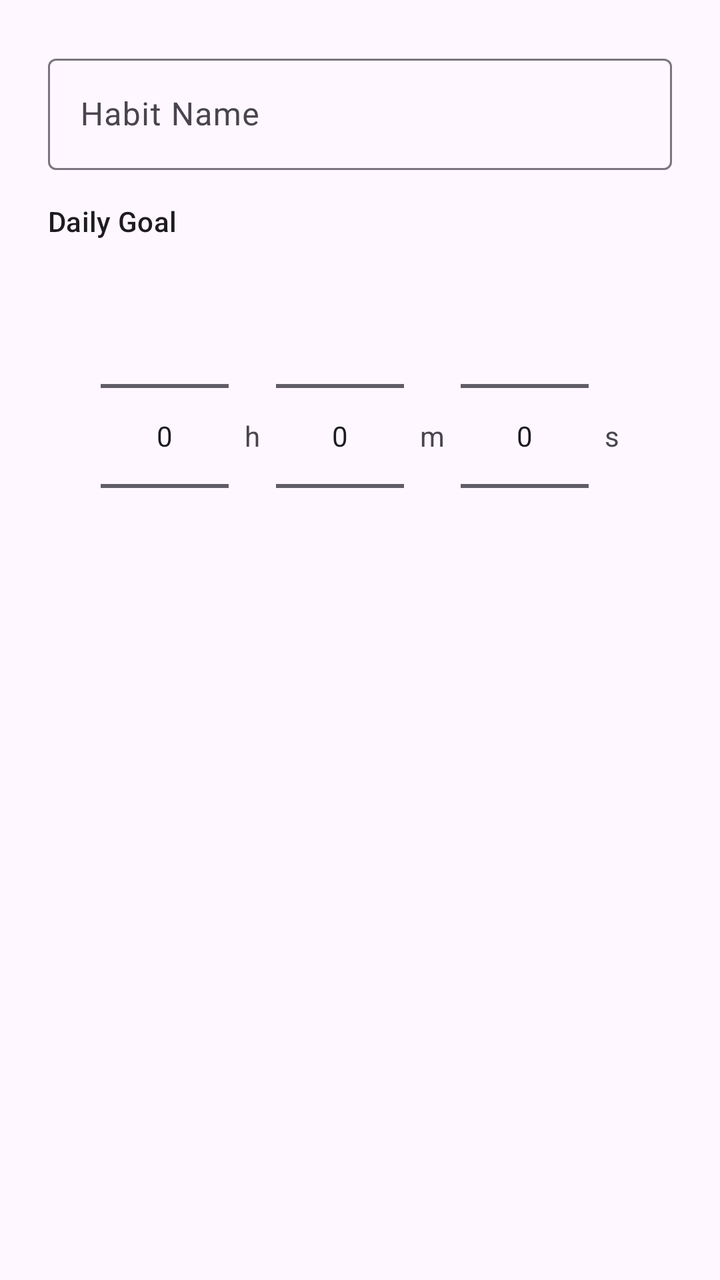
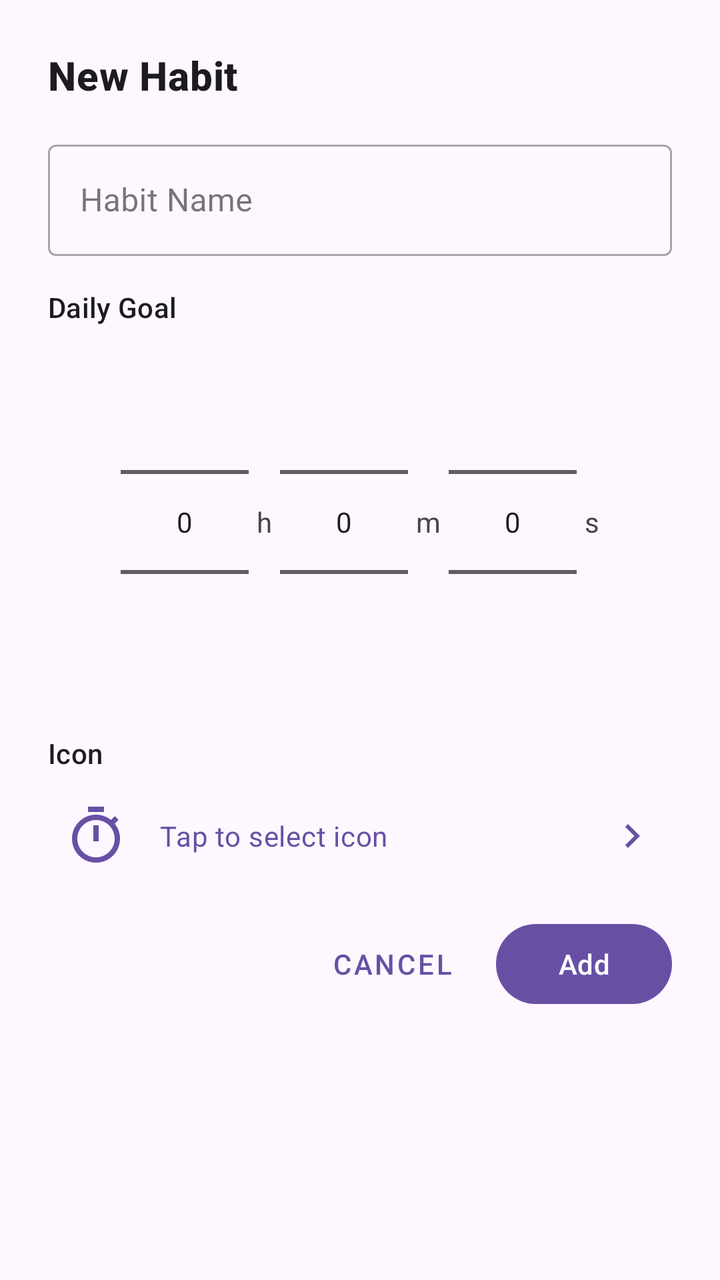

Before-and-after screenshots of an Android layout around one commit, followed by the original layout XML and the change that was made.
<!-- AndroidManifest.xml: application theme Theme.Startwatch -->
<!-- res/layout/dialog_add_habit.xml -->
<?xml version="1.0" encoding="utf-8"?>
<LinearLayout xmlns:android="http://schemas.android.com/apk/res/android"
    android:layout_width="match_parent"
    android:layout_height="wrap_content"
    android:orientation="vertical"
    android:padding="24dp">

    <com.google.android.material.textfield.TextInputLayout
        android:layout_width="match_parent"
        android:layout_height="wrap_content"
        android:hint="Habit Name">

        <com.google.android.material.textfield.TextInputEditText
            android:id="@+id/edit_habit_name"
            android:layout_width="match_parent"
            android:layout_height="wrap_content"
            android:inputType="textCapSentences" />
    </com.google.android.material.textfield.TextInputLayout>

    <TextView
        android:layout_width="match_parent"
        android:layout_height="wrap_content"
        android:layout_marginTop="16dp"
        android:text="Daily Goal"
        android:textAppearance="?attr/textAppearanceSubtitle2" />

    <LinearLayout
        android:layout_width="match_parent"
        android:layout_height="wrap_content"
        android:layout_marginTop="8dp"
        android:gravity="center"
        android:orientation="horizontal">

        <NumberPicker
            android:id="@+id/picker_hours"
            android:layout_width="wrap_content"
            android:layout_height="wrap_content" />

        <TextView
            android:layout_width="wrap_content"
            android:layout_height="wrap_content"
            android:layout_marginHorizontal="8dp"
            android:text="h" />

        <NumberPicker
            android:id="@+id/picker_minutes"
            android:layout_width="wrap_content"
            android:layout_height="wrap_content" />

        <TextView
            android:layout_width="wrap_content"
            android:layout_height="wrap_content"
            android:layout_marginHorizontal="8dp"
            android:text="m" />

        <NumberPicker
            android:id="@+id/picker_seconds"
            android:layout_width="wrap_content"
            android:layout_height="wrap_content" />

        <TextView
            android:layout_width="wrap_content"
            android:layout_height="wrap_content"
            android:layout_marginStart="8dp"
            android:text="s" />
    </LinearLayout>

</LinearLayout>
<!-- resources referenced by this layout -->
<resources>
  <style name="Theme.Startwatch" parent="Base.Theme.Startwatch" />
  <style name="Base.Theme.Startwatch" parent="Theme.Material3.DayNight.NoActionBar">
          
          
      </style>
</resources>

<!-- the commit's change to res/layout/dialog_add_habit.xml (unified diff, before → after) -->
@@ -1,68 +1,177 @@
 <?xml version="1.0" encoding="utf-8"?>
-<LinearLayout xmlns:android="http://schemas.android.com/apk/res/android"
+<com.google.android.material.card.MaterialCardView xmlns:android="http://schemas.android.com/apk/res/android"
+    xmlns:app="http://schemas.android.com/apk/res-auto"
     android:layout_width="match_parent"
     android:layout_height="wrap_content"
-    android:orientation="vertical"
-    android:padding="24dp">
-
-    <com.google.android.material.textfield.TextInputLayout
-        android:layout_width="match_parent"
-        android:layout_height="wrap_content"
-        android:hint="Habit Name">
-
-        <com.google.android.material.textfield.TextInputEditText
-            android:id="@+id/edit_habit_name"
-            android:layout_width="match_parent"
-            android:layout_height="wrap_content"
-            android:inputType="textCapSentences" />
-    </com.google.android.material.textfield.TextInputLayout>
-
-    <TextView
-        android:layout_width="match_parent"
-        android:layout_height="wrap_content"
-        android:layout_marginTop="16dp"
-        android:text="Daily Goal"
-        android:textAppearance="?attr/textAppearanceSubtitle2" />
+    app:cardCornerRadius="24dp"
+    app:cardElevation="0dp"
+    app:strokeWidth="0dp">
 
     <LinearLayout
         android:layout_width="match_parent"
         android:layout_height="wrap_content"
-        android:layout_marginTop="8dp"
-        android:gravity="center"
-        android:orientation="horizontal">
-
-        <NumberPicker
-            android:id="@+id/picker_hours"
-            android:layout_width="wrap_content"
-            android:layout_height="wrap_content" />
+        android:orientation="vertical"
+        android:padding="24dp">
 
         <TextView
-            android:layout_width="wrap_content"
+            android:id="@+id/text_dialog_title"
+            android:layout_width="match_parent"
             android:layout_height="wrap_content"
-            android:layout_marginHorizontal="8dp"
-            android:text="h" />
+            android:text="New Habit"
+            android:textStyle="bold"
+            android:textAppearance="?attr/textAppearanceHeadline6"
+            android:layout_marginBottom="16dp" />
 
-        <NumberPicker
-            android:id="@+id/picker_minutes"
-            android:layout_width="wrap_content"
-            android:layout_height="wrap_content" />
+        <com.google.android.material.textfield.TextInputLayout
+            android:layout_width="match_parent"
+            android:layout_height="wrap_content"
+            android:hint="Habit Name"
+            style="@style/Widget.MaterialComponents.TextInputLayout.OutlinedBox">
+
+            <com.google.android.material.textfield.TextInputEditText
+                android:id="@+id/edit_habit_name"
+                android:layout_width="match_parent"
+                android:layout_height="wrap_content"
+                android:inputType="textCapSentences" />
+        </com.google.android.material.textfield.TextInputLayout>
 
         <TextView
-            android:layout_width="wrap_content"
+            android:layout_width="match_parent"
             android:layout_height="wrap_content"
-            android:layout_marginHorizontal="8dp"
-            android:text="m" />
+            android:layout_marginTop="16dp"
+            android:text="Daily Goal"
+            android:textAppearance="?attr/textAppearanceSubtitle2" />
 
-        <NumberPicker
-            android:id="@+id/picker_seconds"
-            android:layout_width="wrap_content"
-            android:layout_height="wrap_content" />
+        <LinearLayout
+            android:layout_width="match_parent"
+            android:layout_height="wrap_content"
+            android:layout_marginTop="8dp"
+            android:gravity="center"
+            android:orientation="horizontal">
+
+            <NumberPicker
+                android:id="@+id/picker_hours"
+                android:layout_width="wrap_content"
+                android:layout_height="wrap_content" />
+
+            <TextView
+                android:layout_width="wrap_content"
+                android:layout_height="wrap_content"
+                android:layout_marginHorizontal="4dp"
+                android:text="h" />
+
+            <NumberPicker
+                android:id="@+id/picker_minutes"
+                android:layout_width="wrap_content"
+                android:layout_height="wrap_content" />
+
+            <TextView
+                android:layout_width="wrap_content"
+                android:layout_height="wrap_content"
+                android:layout_marginHorizontal="4dp"
+                android:text="m" />
+
+            <NumberPicker
+                android:id="@+id/picker_seconds"
+                android:layout_width="wrap_content"
+                android:layout_height="wrap_content" />
+
+            <TextView
+                android:layout_width="wrap_content"
+                android:layout_height="wrap_content"
+                android:layout_marginStart="4dp"
+                android:text="s" />
+        </LinearLayout>
 
         <TextView
-            android:layout_width="wrap_content"
+            android:layout_width="match_parent"
             android:layout_height="wrap_content"
-            android:layout_marginStart="8dp"
-            android:text="s" />
+            android:layout_marginTop="16dp"
+            android:text="Icon"
+            android:textAppearance="?attr/textAppearanceSubtitle2" />
+
+        <LinearLayout
+            android:id="@+id/layout_selected_icon_header"
+            android:layout_width="match_parent"
+            android:layout_height="wrap_content"
+            android:layout_marginTop="8dp"
+            android:background="?android:attr/selectableItemBackground"
+            android:clickable="true"
+            android:focusable="true"
+            android:gravity="center_vertical"
+            android:orientation="horizontal"
+            android:padding="8dp">
+
+            <ImageView
+                android:id="@+id/icon_selected_preview"
+                android:layout_width="32dp"
+                android:layout_height="32dp"
+                android:src="@drawable/ic_timer"
+                app:tint="?attr/colorPrimary" />
+
+            <TextView
+                android:id="@+id/text_expand_icons"
+                android:layout_width="0dp"
+                android:layout_height="wrap_content"
+                android:layout_marginStart="16dp"
+                android:layout_weight="1"
+                android:text="Tap to select icon"
+                android:textAppearance="?attr/textAppearanceBody2"
+                android:textColor="?attr/colorPrimary" />
+
+            <ImageView
+                android:id="@+id/icon_expand_indicator"
+                android:layout_width="24dp"
+                android:layout_height="24dp"
+                android:src="@drawable/ic_chevron_right"
+                app:tint="?attr/colorPrimary" />
+        </LinearLayout>
+
+        <androidx.recyclerview.widget.RecyclerView
+            android:id="@+id/recycler_icons"
+            android:layout_width="match_parent"
+            android:layout_height="200dp"
+            android:layout_marginTop="8dp"
+            android:visibility="gone" />
+
+        <RelativeLayout
+            android:layout_width="match_parent"
+            android:layout_height="wrap_content"
+            android:layout_marginTop="16dp">
+
+            <com.google.android.material.button.MaterialButton
+                android:id="@+id/button_delete"
+                android:layout_width="wrap_content"
+                android:layout_height="wrap_content"
+                android:layout_alignParentStart="true"
+                android:text="Delete"
+                app:icon="@drawable/ic_trash"
+                app:iconTint="?attr/colorError"
+                android:textColor="?attr/colorError"
+                style="@style/Widget.MaterialComponents.Button.TextButton"
+                android:visibility="gone" />
+
+            <LinearLayout
+                android:layout_width="wrap_content"
+                android:layout_height="wrap_content"
+                android:layout_alignParentEnd="true"
+                android:orientation="horizontal">
+
+                <com.google.android.material.button.MaterialButton
+                    android:id="@+id/button_cancel"
+                    android:layout_width="wrap_content"
+                    android:layout_height="wrap_content"
+                    android:text="Cancel"
+                    style="@style/Widget.MaterialComponents.Button.TextButton"
+                    android:layout_marginEnd="8dp" />
+
+                <com.google.android.material.button.MaterialButton
+                    android:id="@+id/button_add"
+                    android:layout_width="wrap_content"
+                    android:layout_height="wrap_content"
+                    android:text="Add" />
+            </LinearLayout>
+        </RelativeLayout>
+
     </LinearLayout>
-
-</LinearLayout>
+</com.google.android.material.card.MaterialCardView>
<!-- resource entries referenced after the edit -->
@@ -1,5 +1,37 @@
 <!-- resources referenced by this layout -->
 <resources>
+  <!-- drawable ic_chevron_right (drawable) -->
+  <vector xmlns:android="http://schemas.android.com/apk/res/android"
+      android:width="24dp"
+      android:height="24dp"
+      android:tint="?attr/colorControlNormal"
+      android:viewportWidth="24"
+      android:viewportHeight="24">
+      <path
+          android:fillColor="@android:color/white"
+          android:pathData="M10,6L8.59,7.41 13.17,12l-4.58,4.59L10,18l6,-6z"/>
+  </vector>
+  <!-- drawable ic_timer (drawable) -->
+  <vector xmlns:android="http://schemas.android.com/apk/res/android"
+      android:width="24dp"
+      android:height="24dp"
+      android:tint="?attr/colorControlNormal"
+      android:viewportWidth="24"
+      android:viewportHeight="24">
+      <path
+          android:fillColor="@android:color/white"
+          android:pathData="M15,1H9v2h6V1zM11,14h2V8h-2v6zM19.03,7.39l1.42,-1.42c-0.43,-0.51 -0.9,-0.99 -1.41,-1.41l-1.42,1.42C16.07,4.74 14.12,4 12,4c-4.97,0 -9,4.03 -9,9s4.02,9 9,9s9,-4.03 9,-9C21,10.88 20.26,8.93 19.03,7.39zM12,20c-3.87,0 -7,-3.13 -7,-7s3.13,-7 7,-7s7,3.13 7,7S15.87,20 12,20z"/>
+  </vector>
+  <!-- drawable ic_trash (drawable) -->
+  <vector xmlns:android="http://schemas.android.com/apk/res/android"
+      android:width="24dp"
+      android:height="24dp"
+      android:viewportWidth="24"
+      android:viewportHeight="24">
+    <path
+        android:fillColor="#FF000000"
+        android:pathData="M16,9v10H8V9h8m-1.5,-6h-5l-1,1H5v2h14V4h-3.5l-1,-1zM18,7H6v12c0,1.1 0.9,2 2,2h8c1.1,0 2,-0.9 2,-2V7z"/>
+  </vector>
   <style name="Theme.Startwatch" parent="Base.Theme.Startwatch" />
   <style name="Base.Theme.Startwatch" parent="Theme.Material3.DayNight.NoActionBar">
           
